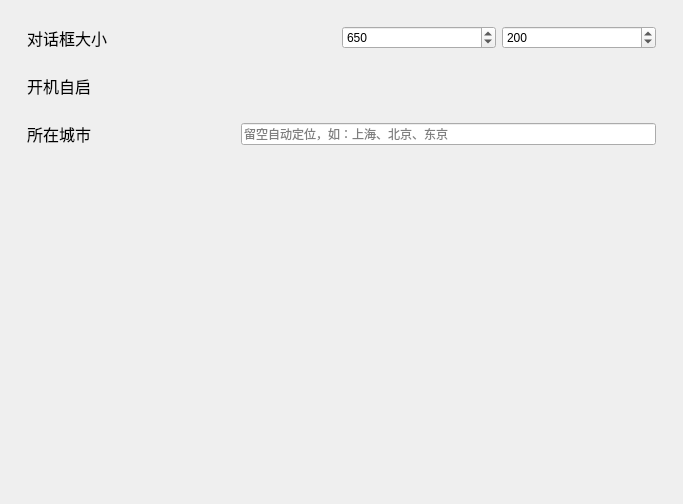
Old version of the form Mandarin/windows/setting/child/settingchild_general.ui in the repository Mandarin715/Mandarin.
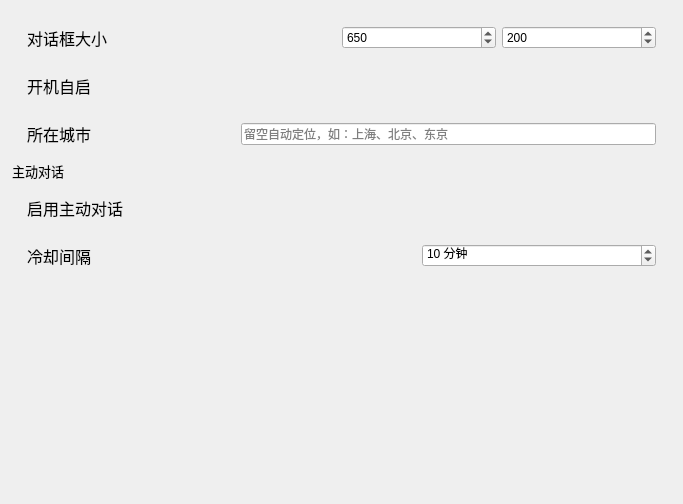
New version of the form. Custom widgets are drawn as their Qt base class.

Commit message:
feat: 主动对话 v2.0 — 窗口感知 + 用户状态 + 空闲检测 (v1.9.0)
【主动对话】桌宠能感知用户当前状态，在合适的时机主动发起对话

  - 窗口标题检测：GetForegroundWindow + HWND 驻留确认（默认10秒）

  - 用户回来检测：GetLastInputInfo 轮询系统键鼠时间

  - 空闲问候：10分钟无操作轻度问候

  - 精简化 prompt：不含对话历史，仅保留角色设定+用户信息+当前状态

  - 防重复：10分钟冷却期 + 30秒启动预热

  - 通用设置页：开关 + 冷却间隔可调

【方案文档】视觉感知与主动对话方案 v2.0 + 摄像头追加方案

【清理】移除调试日志 + 删除未使用成员变量

What changed in the file:
```diff
--- a/Mandarin/windows/setting/child/settingchild_general.ui
+++ b/Mandarin/windows/setting/child/settingchild_general.ui
@@ -152,6 +152,53 @@
          </layout>
         </widget>
        </item>
+       <item>
+        <widget class="ElaText" name="label_ProactiveTitle">
+         <property name="font"><font><pointsize>10</pointsize></font></property>
+         <property name="text"><string>主动对话</string></property>
+        </widget>
+       </item>
+       <item>
+        <widget class="ElaScrollPageArea" name="widget_ProactiveEnable" native="true">
+         <property name="toolTip"><string>开启后桌宠会根据你当前的窗口和状态主动发起对话</string></property>
+         <layout class="QHBoxLayout" name="horizontalLayout_ProactiveEnable" stretch="1,1">
+          <property name="leftMargin"><number>15</number></property>
+          <property name="rightMargin"><number>15</number></property>
+          <item>
+           <widget class="ElaText" name="label_ProactiveEnable">
+            <property name="font"><font><pointsize>12</pointsize></font></property>
+            <property name="text"><string>启用主动对话</string></property>
+           </widget>
+          </item>
+          <item>
+           <widget class="ElaToggleSwitch" name="ToggleSwitch_ProactiveEnable" native="true"/>
+          </item>
+         </layout>
+        </widget>
+       </item>
+       <item>
+        <widget class="ElaScrollPageArea" name="widget_ProactiveCooldown" native="true">
+         <property name="toolTip"><string>两次主动对话之间的最小间隔</string></property>
+         <layout class="QHBoxLayout" name="horizontalLayout_ProactiveCooldown" stretch="5,3">
+          <property name="leftMargin"><number>15</number></property>
+          <property name="rightMargin"><number>15</number></property>
+          <item>
+           <widget class="ElaText" name="label_ProactiveCooldown">
+            <property name="font"><font><pointsize>12</pointsize></font></property>
+            <property name="text"><string>冷却间隔</string></property>
+           </widget>
+          </item>
+          <item>
+           <widget class="QSpinBox" name="spinBox_ProactiveCooldown">
+            <property name="minimum"><number>1</number></property>
+            <property name="maximum"><number>60</number></property>
+            <property name="value"><number>10</number></property>
+            <property name="suffix"><string> 分钟</string></property>
+           </widget>
+          </item>
+         </layout>
+        </widget>
+       </item>
        <item>
         <spacer name="verticalSpacer">
          <property name="orientation">
```
The commit also changes 7 other files.
